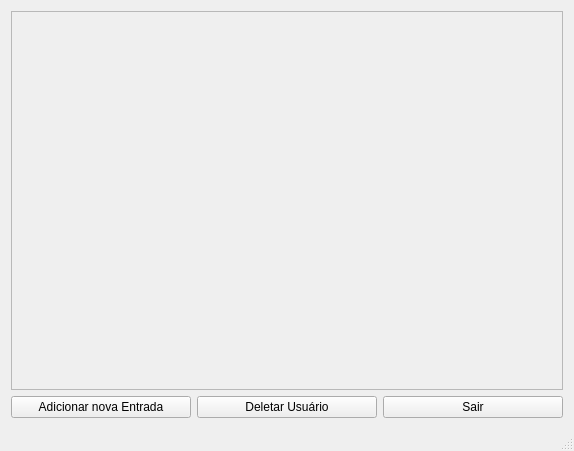
Before: the Qt Designer form PasswordManager2/principal.ui in ecsanchesjr/ProjetoSeguran-a, drawn with Qt 5.
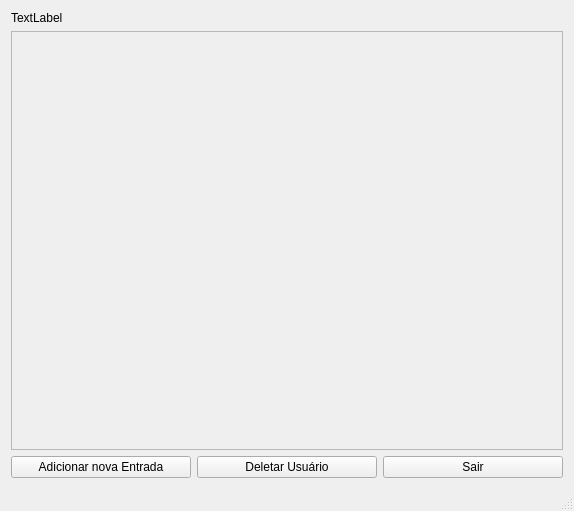
After: the same form once the commit is applied.

```diff
--- a/PasswordManager2/principal.ui
+++ b/PasswordManager2/principal.ui
@@ -7,15 +7,22 @@
     <x>0</x>
     <y>0</y>
     <width>574</width>
-    <height>451</height>
+    <height>511</height>
    </rect>
   </property>
   <property name="windowTitle">
    <string>Principal</string>
   </property>
   <widget class="QWidget" name="centralWidget">
-   <layout class="QVBoxLayout" name="verticalLayout_2">
-    <item>
+   <layout class="QGridLayout" name="gridLayout_3">
+    <item row="0" column="0">
+     <widget class="QLabel" name="label">
+      <property name="text">
+       <string>TextLabel</string>
+      </property>
+     </widget>
+    </item>
+    <item row="1" column="0">
      <layout class="QVBoxLayout" name="verticalLayout">
       <item>
        <widget class="QScrollArea" name="scrollArea">
@@ -28,7 +35,7 @@
            <x>0</x>
            <y>0</y>
            <width>556</width>
-           <height>368</height>
+           <height>404</height>
           </rect>
          </property>
          <layout class="QGridLayout" name="gridLayout_2">
@@ -41,7 +48,7 @@
       </item>
      </layout>
     </item>
-    <item>
+    <item row="2" column="0">
      <layout class="QHBoxLayout" name="horizontalLayout">
       <item>
        <widget class="QPushButton" name="pushButton_2">
```
